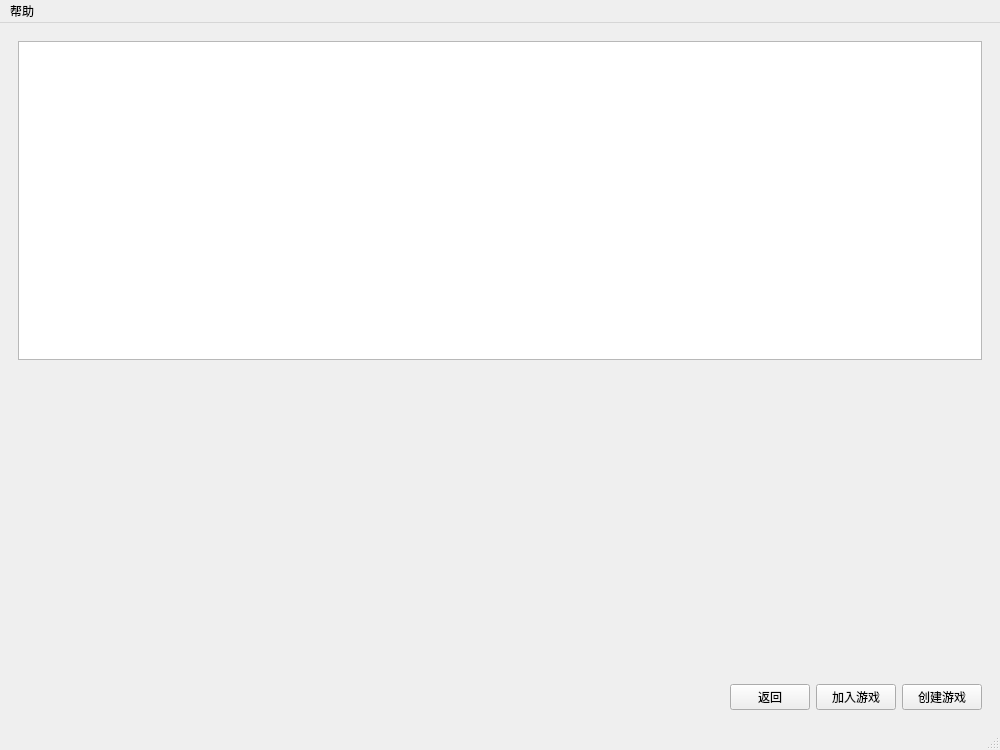
First picture: the form in client/src/MainWindow.ui, repository Kez-Jo1909/NO_Flychess, before the edit.
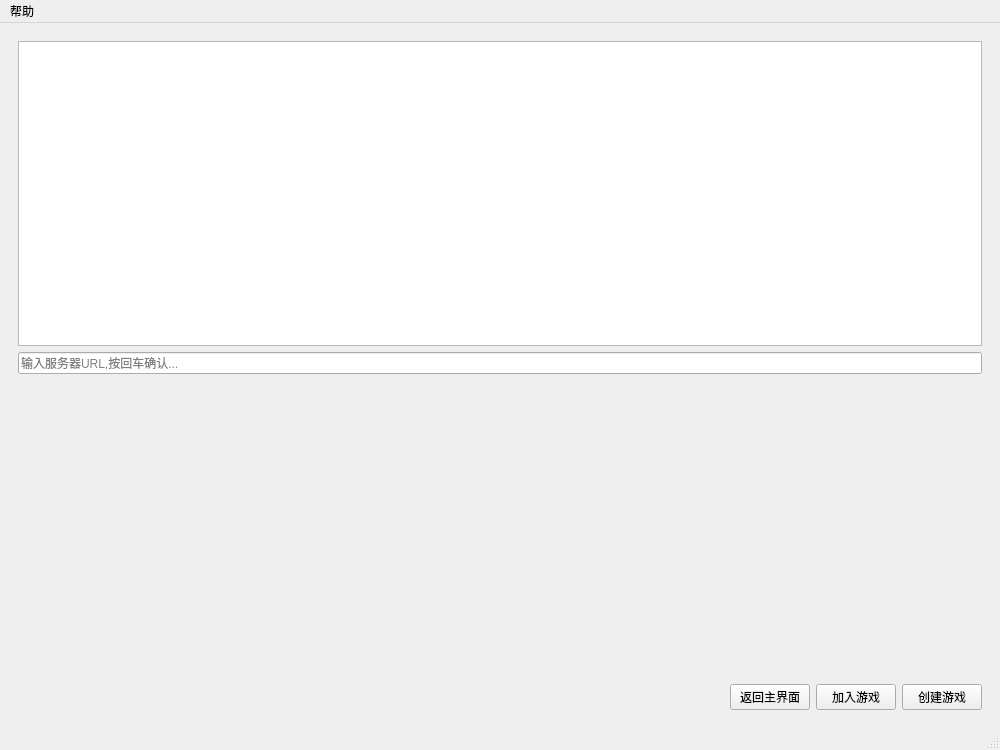
Second picture: the form after the edit. The open tabs and pages were chosen to show the change.

```diff
--- a/client/src/MainWindow.ui
+++ b/client/src/MainWindow.ui
@@ -380,6 +380,13 @@
             </property>
            </widget>
           </item>
+          <item>
+           <widget class="QLineEdit" name="UrlEdit">
+            <property name="placeholderText">
+             <string>输入服务器URL,按回车确认...</string>
+            </property>
+           </widget>
+          </item>
           <item>
            <spacer name="verticalSpacer_2">
             <property name="orientation">
@@ -414,7 +421,7 @@
             <item>
              <widget class="QPushButton" name="StartExitButton">
               <property name="text">
-               <string>返回</string>
+               <string>返回主界面</string>
               </property>
              </widget>
             </item>
```
